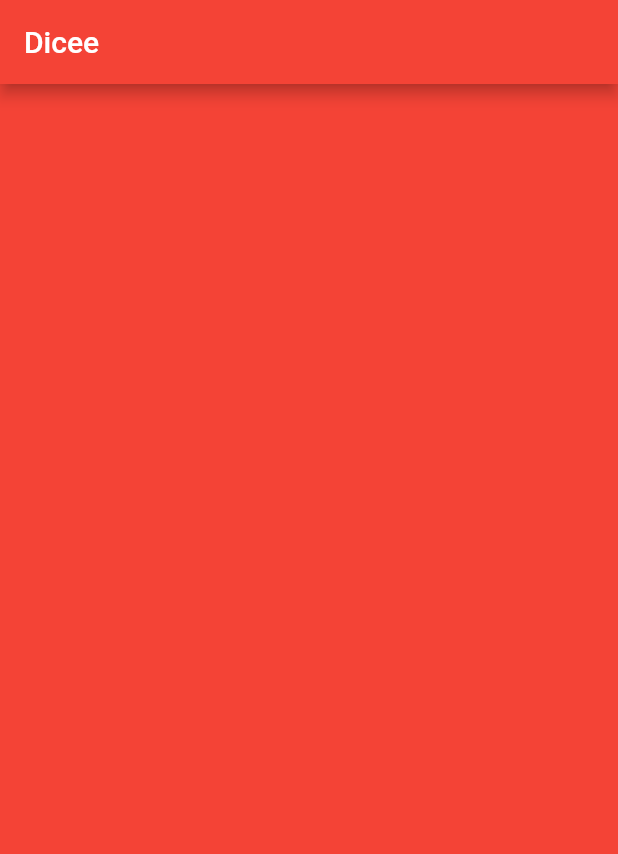
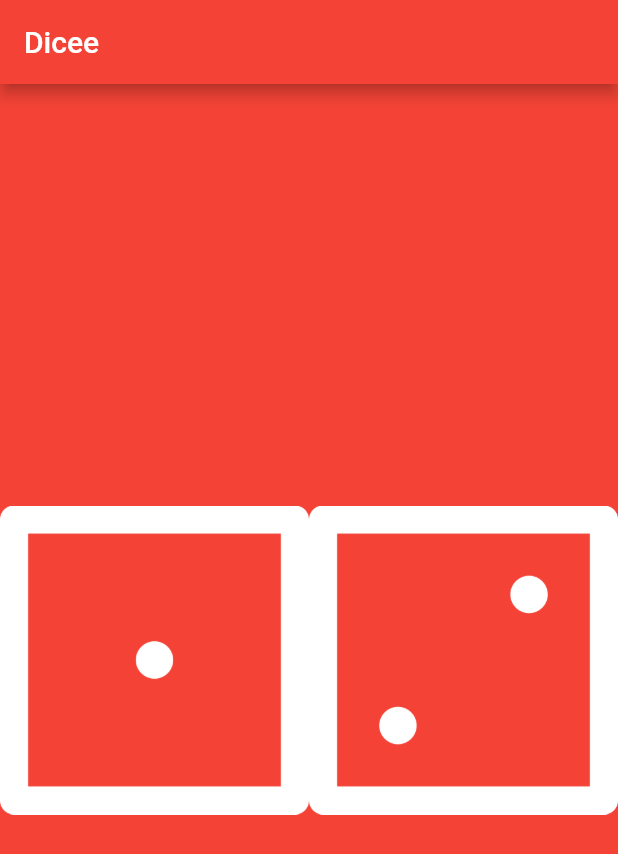
Before and after one commit to rondon1947/Flutter-Dicee, a Flutter app: the screen it shows after launch, on a phone screen of 412 x 824 dp. Shown: the top 854 px of the screen. Run offline on Flutter 3.47's test engine with Material 2 defaults, Android fonts, the phone set to English and light mode, and no system bars.

```diff
--- a/lib/main.dart
+++ b/lib/main.dart
@@ -1,4 +1,5 @@
 import 'package:flutter/material.dart';
+import 'package:flutter/rendering.dart';
 
 void main() {
   return runApp(
@@ -18,6 +19,18 @@ void main() {
 class DicePage extends StatelessWidget {
   @override
   Widget build(BuildContext context) {
-    return Container();
+    return Center(
+      child: Row(
+        mainAxisAlignment: MainAxisAlignment.center,
+        children: <Widget>[
+          Expanded(
+            child: Image.asset('images/dice1.png'),
+          ),
+          Expanded(
+            child: Image.asset('images/dice2.png'),
+          ),
+        ],
+      ),
+    );
   }
 }
```
